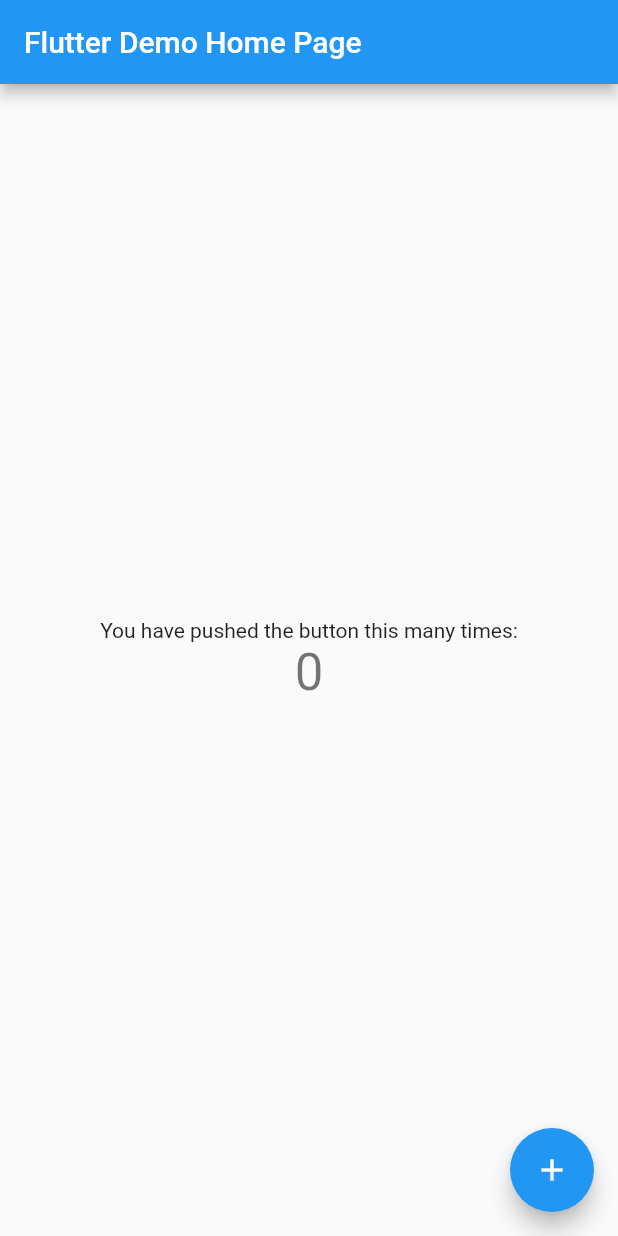
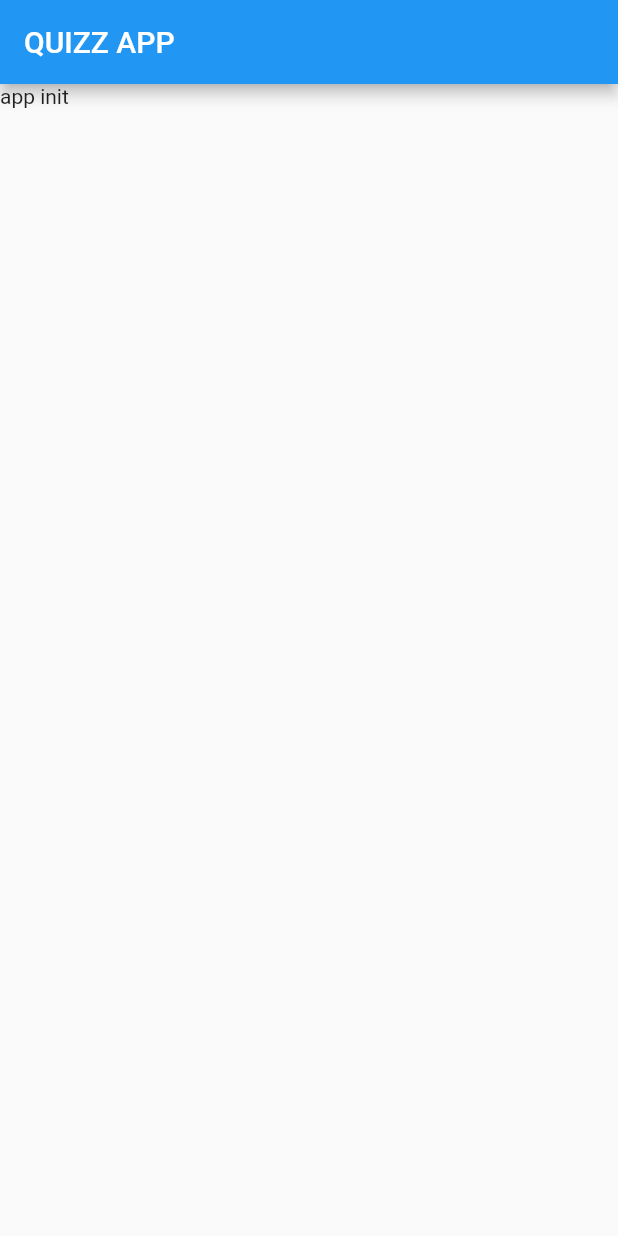
Before and after one commit to Valera1980/quiz_app, a Flutter app: the screen it shows after launch, on a phone screen of 412 x 824 dp. Run offline on Flutter 3.47's test engine with Material 2 defaults, Android fonts, the phone set to English and light mode, and no system bars.

Commit message:
init empty scaffolds

```diff
--- a/lib/main.dart
+++ b/lib/main.dart
@@ -1,117 +1,21 @@
+import 'package:flutter/cupertino.dart';
 import 'package:flutter/material.dart';
 
 void main() {
-  runApp(MyApp());
+  runApp(ScaffoldsMain());
 }
 
-class MyApp extends StatelessWidget {
-  // This widget is the root of your application.
+class ScaffoldsMain extends StatelessWidget {
   @override
   Widget build(BuildContext context) {
     return MaterialApp(
-      title: 'Flutter Demo',
-      theme: ThemeData(
-        // This is the theme of your application.
-        //
-        // Try running your application with "flutter run". You'll see the
-        // application has a blue toolbar. Then, without quitting the app, try
-        // changing the primarySwatch below to Colors.green and then invoke
-        // "hot reload" (press "r" in the console where you ran "flutter run",
-        // or simply save your changes to "hot reload" in a Flutter IDE).
-        // Notice that the counter didn't reset back to zero; the application
-        // is not restarted.
-        primarySwatch: Colors.blue,
-        // This makes the visual density adapt to the platform that you run
-        // the app on. For desktop platforms, the controls will be smaller and
-        // closer together (more dense) than on mobile platforms.
-        visualDensity: VisualDensity.adaptivePlatformDensity,
+        home: Scaffold(
+      appBar: AppBar(
+        title: Text('QUIZZ APP'),
       ),
-      home: MyHomePage(title: 'Flutter Demo Home Page'),
-    );
+      body: Column(
+        children: <Widget>[Text('app init')],
+      ),
+    ));
   }
 }
-
-class MyHomePage extends StatefulWidget {
-  MyHomePage({Key key, this.title}) : super(key: key);
-
-  // This widget is the home page of your application. It is stateful, meaning
-  // that it has a State object (defined below) that contains fields that affect
-  // how it looks.
-
-  // This class is the configuration for the state. It holds the values (in this
-  // case the title) provided by the parent (in this case the App widget) and
-  // used by the build method of the State. Fields in a Widget subclass are
-  // always marked "final".
-
-  final String title;
-
-  @override
-  _MyHomePageState createState() => _MyHomePageState();
-}
-
-class _MyHomePageState extends State<MyHomePage> {
-  int _counter = 0;
-
-  void _incrementCounter() {
-    setState(() {
-      // This call to setState tells the Flutter framework that something has
-      // changed in this State, which causes it to rerun the build method below
-      // so that the display can reflect the updated values. If we changed
-      // _counter without calling setState(), then the build method would not be
-      // called again, and so nothing would appear to happen.
-      _counter++;
-    });
-  }
-
-  @override
-  Widget build(BuildContext context) {
-    // This method is rerun every time setState is called, for instance as done
-    // by the _incrementCounter method above.
-    //
-    // The Flutter framework has been optimized to make rerunning build methods
-    // fast, so that you can just rebuild anything that needs updating rather
-    // than having to individually change instances of widgets.
-    return Scaffold(
-      appBar: AppBar(
-        // Here we take the value from the MyHomePage object that was created by
-        // the App.build method, and use it to set our appbar title.
-        title: Text(widget.title),
-      ),
-      body: Center(
-        // Center is a layout widget. It takes a single child and positions it
-        // in the middle of the parent.
-        child: Column(
-          // Column is also a layout widget. It takes a list of children and
-          // arranges them vertically. By default, it sizes itself to fit its
-          // children horizontally, and tries to be as tall as its parent.
-          //
-          // Invoke "debug painting" (press "p" in the console, choose the
-          // "Toggle Debug Paint" action from the Flutter Inspector in Android
-          // Studio, or the "Toggle Debug Paint" command in Visual Studio Code)
-          // to see the wireframe for each widget.
-          //
-          // Column has various properties to control how it sizes itself and
-          // how it positions its children. Here we use mainAxisAlignment to
-          // center the children vertically; the main axis here is the vertical
-          // axis because Columns are vertical (the cross axis would be
-          // horizontal).
-          mainAxisAlignment: MainAxisAlignment.center,
-          children: <Widget>[
-            Text(
-              'You have pushed the button this many times:',
-            ),
-            Text(
-              '$_counter',
-              style: Theme.of(context).textTheme.headline4,
-            ),
-          ],
-        ),
-      ),
-      floatingActionButton: FloatingActionButton(
-        onPressed: _incrementCounter,
-        tooltip: 'Increment',
-        child: Icon(Icons.add),
-      ), // This trailing comma makes auto-formatting nicer for build methods.
-    );
-  }
-}
```
Also changed, not shown: 1 other file.
